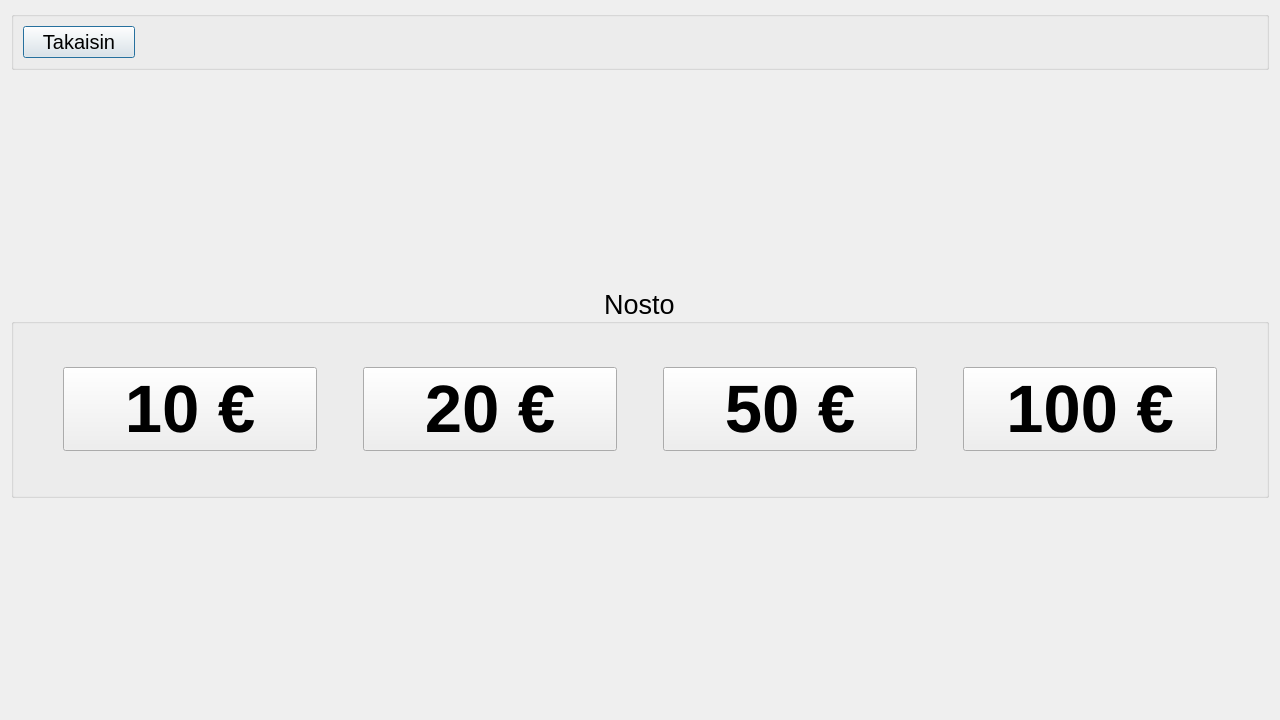
This is frontend/withdrawDLL/withdrawdll.ui in JnsRdnp/ATM-Simulator as Qt 5 draws it before an edit. The edited form follows.
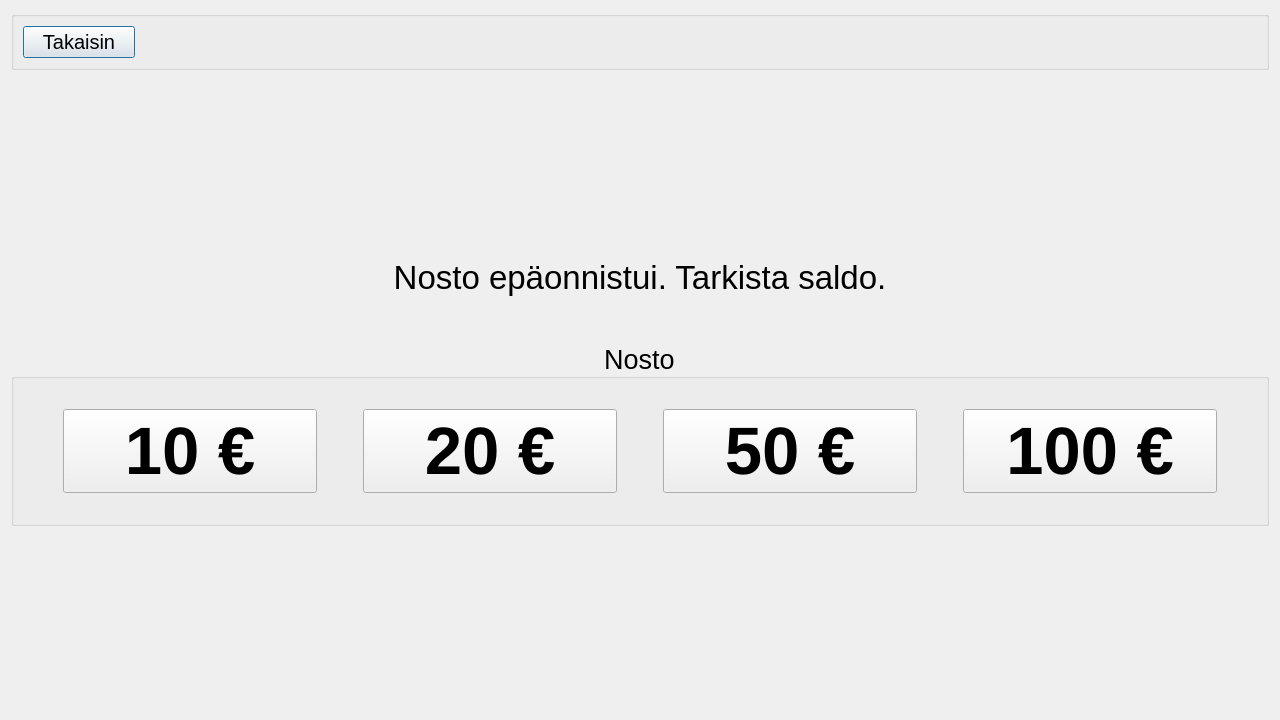
This is the edited form.

Commit message: withdraw fail ui labael

The edit to the form file:
```diff
--- a/frontend/withdrawDLL/withdrawdll.ui
+++ b/frontend/withdrawDLL/withdrawdll.ui
@@ -13,7 +13,7 @@
   <property name="windowTitle">
    <string>Dialog</string>
   </property>
-  <layout class="QVBoxLayout" name="verticalLayout" stretch="0,2,2,2">
+  <layout class="QVBoxLayout" name="verticalLayout" stretch="0,2,0,0,2,2">
    <item>
     <widget class="QGroupBox" name="groupBox">
      <property name="title">
@@ -61,6 +61,36 @@
      </property>
     </spacer>
    </item>
+   <item>
+    <widget class="QLabel" name="failLabel">
+     <property name="font">
+      <font>
+       <pointsize>25</pointsize>
+       <bold>false</bold>
+       <underline>false</underline>
+      </font>
+     </property>
+     <property name="text">
+      <string>Nosto epäonnistui. Tarkista saldo.</string>
+     </property>
+     <property name="alignment">
+      <set>Qt::AlignCenter</set>
+     </property>
+    </widget>
+   </item>
+   <item>
+    <spacer name="verticalSpacer_3">
+     <property name="orientation">
+      <enum>Qt::Vertical</enum>
+     </property>
+     <property name="sizeHint" stdset="0">
+      <size>
+       <width>20</width>
+       <height>40</height>
+      </size>
+     </property>
+    </spacer>
+   </item>
    <item>
     <widget class="QGroupBox" name="groupBox_2">
      <property name="font">
```
The commit also changes 4 other files.
